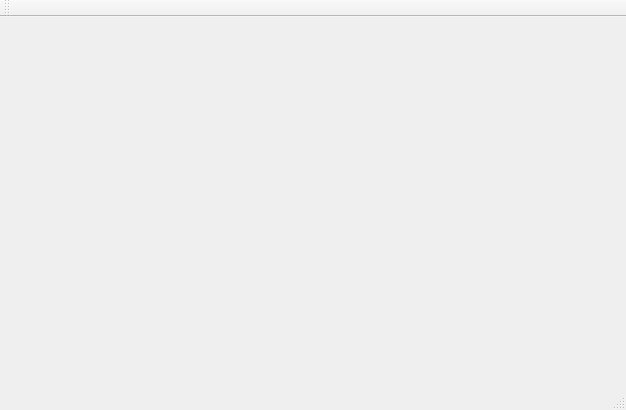
Qt form DataVisualization/MainWindow.ui (highflyers/highflyers-data-visualization) before a commit.
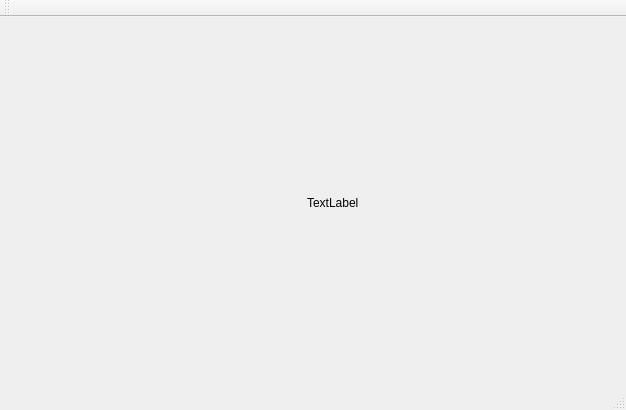
The same form after that commit. Custom widgets are drawn as their Qt base class.

What changed in the file:
```diff
--- a/DataVisualization/MainWindow.ui
+++ b/DataVisualization/MainWindow.ui
@@ -25,6 +25,13 @@
       </property>
      </widget>
     </item>
+    <item>
+     <widget class="QLabel" name="label_message">
+      <property name="text">
+       <string>TextLabel</string>
+      </property>
+     </widget>
+    </item>
     <item>
      <widget class="QWidget" name="statusWidget" native="true">
       <property name="sizePolicy">
```
Left out of the diff: 38 changed lines with no effect on the pictures.
